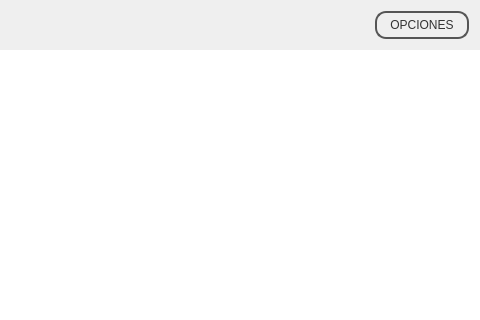
The window that client/stealth.ui (hryuk/stealth) describes before a commit, drawn with Qt 5; both pictures show x 546 to 1026 and y 0 to 320 of the 1026 by 676 pixel window.
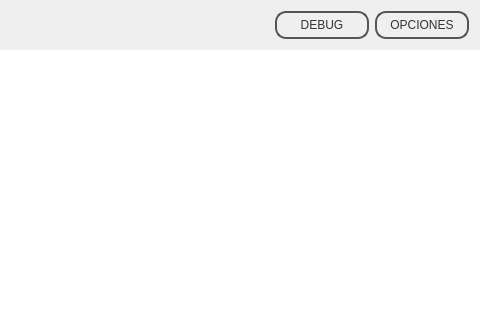
The same window after the commit. Icons and pictures are not drawn.

Commit message: Añadida Debug Shell

Patch:
```diff
--- a/client/stealth.ui
+++ b/client/stealth.ui
@@ -343,6 +343,23 @@
          </property>
         </spacer>
        </item>
+       <item>
+        <widget class="QPushButton" name="btnDebug">
+         <property name="text">
+          <string>DEBUG</string>
+         </property>
+         <property name="icon">
+          <iconset resource="Resource.qrc">
+           <normaloff>:/res/img/debug.png</normaloff>:/res/img/debug.png</iconset>
+         </property>
+         <property name="iconSize">
+          <size>
+           <width>32</width>
+           <height>24</height>
+          </size>
+         </property>
+        </widget>
+       </item>
        <item>
         <widget class="QPushButton" name="pushButton">
          <property name="focusPolicy">
```
The commit also changes 8 other files.
